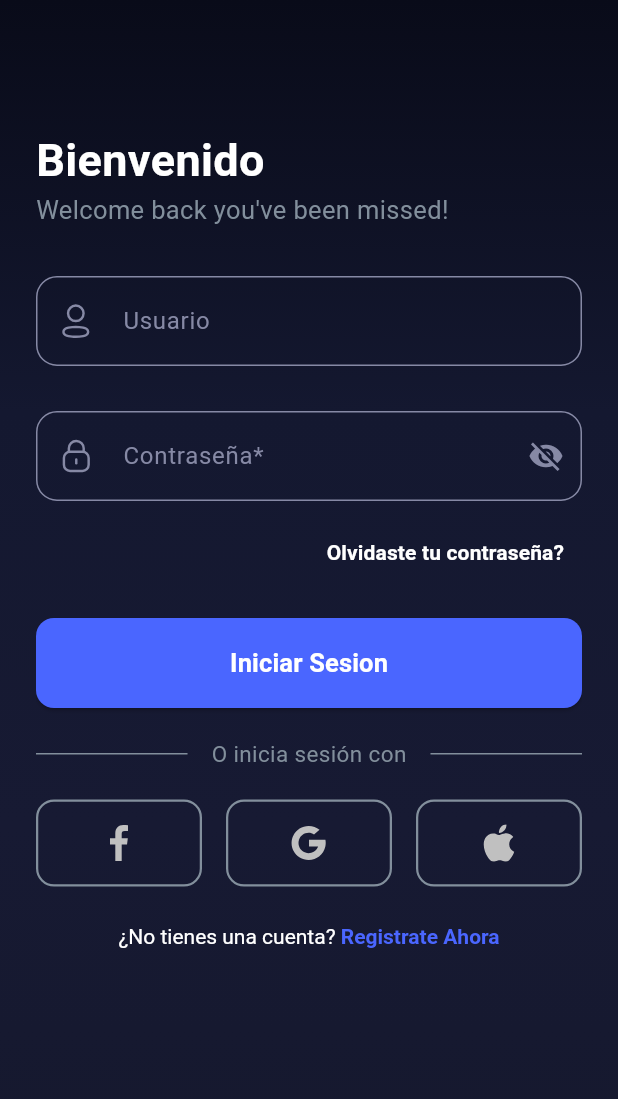
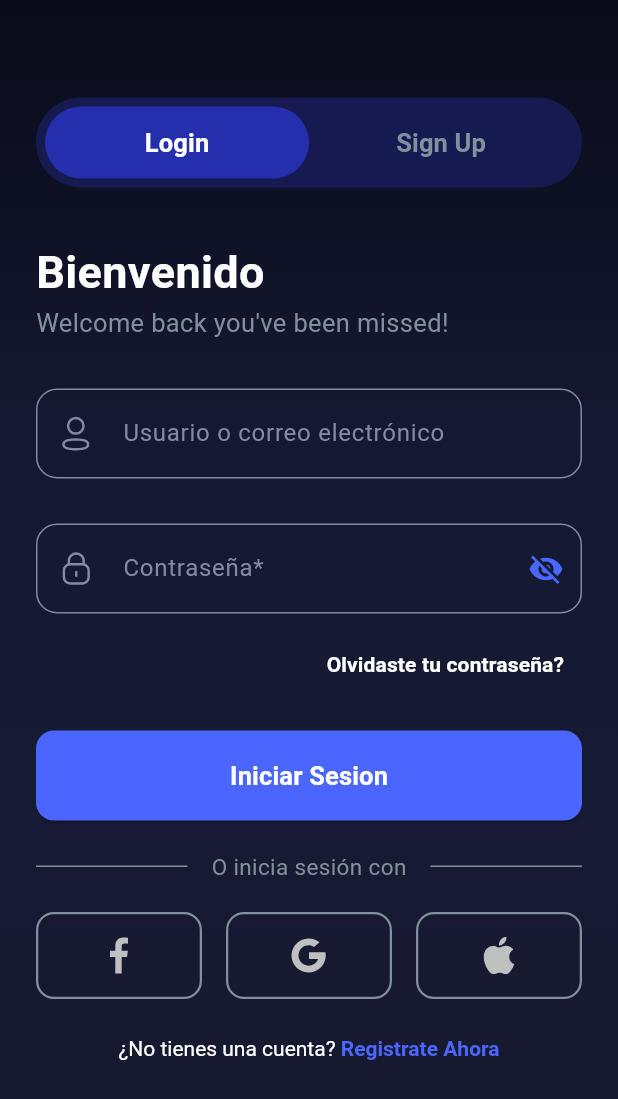
Before and after one commit to sh4y0/serviexpress-app, a Flutter app: the AuthPage screen opened by its route, on a phone screen of 412 x 824 dp. Shown: the top 1099 px of the screen. Run offline on Flutter 3.47's test engine with Material 3 defaults, Android fonts, the light colour scheme and no system bars; our stand-ins replace cloud_firestore, firebase_auth, firebase_core, firebase_remote_config, flutter_riverpod, flutter_svg and 7 more; accounts and stored records are empty.

Commit message:
Commit temporal

```diff
--- a/lib/presentation/pages/auth_page.dart
+++ b/lib/presentation/pages/auth_page.dart
@@ -118,6 +118,7 @@ class _AuthScreenState extends ConsumerState<AuthPage> {
               "Inicio de sesión exitoso",
               onOk: () async {
                 if (mounted) {
+                  FocusManager.instance.primaryFocus?.unfocus();
                   Navigator.pushReplacementNamed(
                     context,
 
@@ -184,7 +185,9 @@ class _AuthScreenState extends ConsumerState<AuthPage> {
           padding: const EdgeInsets.symmetric(vertical: 65, horizontal: 24),
           child: Column(
             children: [
-              const SizedBox(height: 20),
+              _buildAnimatedSwitcher(),
+              const SizedBox(height: 35),
+              //const SizedBox(height: 20),
               AnimatedCrossFade(
                 crossFadeState:
                     isLogin
@@ -207,6 +210,86 @@ class _AuthScreenState extends ConsumerState<AuthPage> {
               ),
             ],
           ),
+        ),
+      ),
+    );
+  }
+
+  Widget _buildAnimatedSwitcher() {
+    final screenWidth = MediaQuery.of(context).size.width;
+    final buttonWidth = (screenWidth - 60) / 2;
+
+    return RepaintBoundary(
+      child: Container(
+        height: 60,
+        decoration: BoxDecoration(
+          color: AppColor.loginDeselect,
+          borderRadius: BorderRadius.circular(30),
+        ),
+        padding: const EdgeInsets.all(6),
+        child: Stack(
+          children: [
+            AnimatedAlign(
+              duration: const Duration(milliseconds: 500),
+              curve: Curves.easeInOut,
+              alignment: isLogin ? Alignment.centerLeft : Alignment.centerRight,
+              child: Container(
+                width: buttonWidth,
+                decoration: BoxDecoration(
+                  color: AppColor.loginSelect,
+                  borderRadius: BorderRadius.circular(25),
+                ),
+              ),
+            ),
+            Row(
+              children: [
+                Expanded(
+                  child: TextButton(
+                    onPressed: () {
+                      if (!isLogin) {
+                        setState(() {
+                          isLogin = true;
+                        });
+                      }
+                    },
+                    style: ButtonStyle(
+                      overlayColor: WidgetStateProperty.all(Colors.transparent),
+                    ),
+                    child: Text(
+                      "Login",
+                      style: TextStyle(
+                        color: isLogin ? Colors.white : AppColor.textDeselect,
+                        fontSize: 17,
+                        fontWeight: FontWeight.bold,
+                      ),
+                    ),
+                  ),
+                ),
+                Expanded(
+                  child: TextButton(
+                    onPressed: () {
+                      if (isLogin) {
+                        setState(() {
+                          isLogin = false;
+                        });
+                      }
+                    },
+                    style: ButtonStyle(
+                      overlayColor: WidgetStateProperty.all(Colors.transparent),
+                    ),
+                    child: Text(
+                      "Sign Up",
+                      style: TextStyle(
+                        color: isLogin ? AppColor.textDeselect : Colors.white,
+                        fontSize: 17,
+                        fontWeight: FontWeight.bold,
+                      ),
+                    ),
+                  ),
+                ),
+              ],
+            ),
+          ],
         ),
       ),
     );
@@ -236,7 +319,7 @@ class _AuthScreenState extends ConsumerState<AuthPage> {
             children: [
               _buildTextField(
                 controller: _emailController,
-                hintText: "Usuario",
+                hintText: "Usuario o correo electrónico",
                 svgIconPath: "assets/icons/ic_person.svg",
               ),
               const SizedBox(height: 30),
@@ -400,22 +483,22 @@ class _AuthScreenState extends ConsumerState<AuthPage> {
                 hintText: "Usuario",
                 svgIconPath: "assets/icons/ic_person.svg",
               ),
-              const SizedBox(height: 20),
-              _buildTextField(
-                controller: _dniControllerRegister,
-                hintText: "DNI",
-                svgIconPath: "assets/icons/ic_email.svg",
-              ),
+              // const SizedBox(height: 20),
+              // _buildTextField(
+              //   controller: _dniControllerRegister,
+              //   hintText: "DNI",
+              //   svgIconPath: "assets/icons/ic_email.svg",
+              // ),
               const SizedBox(height: 20),
               _buildTextField(
                 controller: _emailControllerRegister,
-                hintText: "Correo electronico",
+                hintText: "Correo electrónico",
                 svgIconPath: "assets/icons/ic_email.svg",
               ),
               const SizedBox(height: 20),
               _buildTextField(
                 controller: _passwordControllerRegister,
-                hintText: "Contraseña",
+                hintText: "Contraseña*",
                 svgIconPath: "assets/icons/ic_pass.svg",
                 obscureText: visibilityPasswordIconSignup,
                 suffixIcon: IconButton(
@@ -432,33 +515,33 @@ class _AuthScreenState extends ConsumerState<AuthPage> {
                   ),
                 ),
               ),
-              const SizedBox(height: 8),
-              Row(
-                children: [
-                  SizedBox(
-                    width: 24,
-                    child: Checkbox(
-                      value: isEmployer,
-                      onChanged: (value) {
-                        setState(() {
-                          isEmployer = value ?? false;
-                        });
-                      },
-                      checkColor: Colors.white,
-                      activeColor: AppColor.colorInput,
-                      side: const BorderSide(
-                        color: AppColor.colorInput,
-                        width: 1.8,
-                      ),
-                    ),
-                  ),
-                  const SizedBox(width: 5),
-                  const Text(
-                    "Soy empleador",
-                    style: TextStyle(color: Colors.white, fontSize: 15),
-                  ),
-                ],
-              ),
+              // const SizedBox(height: 8),
+              // Row(
+              //   children: [
+              //     SizedBox(
+              //       width: 24,
+              //       child: Checkbox(
+              //         value: isEmployer,
+              //         onChanged: (value) {
+              //           setState(() {
+              //             isEmployer = value ?? false;
+              //           });
+              //         },
+              //         checkColor: Colors.white,
+              //         activeColor: AppColor.colorInput,
+              //         side: const BorderSide(
+              //           color: AppColor.colorInput,
+              //           width: 1.8,
+              //         ),
+              //       ),
+              //     ),
+              //     const SizedBox(width: 5),
+              //     const Text(
+              //       "Soy empleador",
+              //       style: TextStyle(color: Colors.white, fontSize: 15),
+              //     ),
+              //   ],
+              // ),
               const SizedBox(height: 20),
               SizedBox(
                 width: double.infinity,
@@ -599,7 +682,7 @@ class _AuthScreenState extends ConsumerState<AuthPage> {
         ),
         suffixIcon: suffixIcon,
         suffixIconColor:
-            isTextFormFieldClicked ? AppColor.colorInput : AppColor.textInput,
+            isTextFormFieldClicked ? AppColor.textInput : AppColor.colorInput,
       ),
     );
   }
--- a/lib/presentation/pages/home_page.dart
+++ b/lib/presentation/pages/home_page.dart
@@ -248,9 +248,6 @@ class _HomePageState extends State<HomePage> with TickerProviderStateMixin {
   void _requestService() {
     setState(() {
       _isSheetVisibleSolicitarServicio = true;
-      print(
-        '_isSheetVisibleSolicitarServicio $_isSheetVisibleSolicitarServicio',
-      );
     });
   }
 
--- a/lib/presentation/pages/onboarnding_screen.dart
+++ b/lib/presentation/pages/onboarnding_screen.dart
@@ -101,7 +101,8 @@ class _OnboarndingScreenState extends State<OnboarndingScreen> {
         Expanded(
           child: MaterialButton(
             onPressed: () {
-              Get.toNamed("/signUp");
+              // Get.toNamed("/signUp");
+              Navigator.pushReplacementNamed(context, AppRoutes.login);
             },
             shape: RoundedRectangleBorder(
               borderRadius: BorderRadius.circular(8),
@@ -109,7 +110,7 @@ class _OnboarndingScreenState extends State<OnboarndingScreen> {
             ),
             height: 45,
             child: const Text(
-              "Empleador",
+              "Trabajador",
               style: TextStyle(
                 color: AppColor.bgAll,
                 fontSize: 16,
--- a/lib/presentation/widgets/draggable_sheet_solicitar_servicio.dart
+++ b/lib/presentation/widgets/draggable_sheet_solicitar_servicio.dart
@@ -24,6 +24,7 @@ class DraggableSheetSolicitarServicio extends StatefulWidget {
     this.entryAnimationDuration = const Duration(milliseconds: 200),
     this.entryAnimationCurve = Curves.easeOutCubic,
   });
+
   @override
   State<DraggableSheetSolicitarServicio> createState() =>
       _DraggableSheetState();
```
Also changed, not shown: lib/presentation/pages/auth_page_recovery_password.dart (+21 -5 lines), lib/presentation/pages/chat_page.dart (+5 -2 lines), lib/presentation/widgets/form_multimedia.dart (+9 -6 lines).
